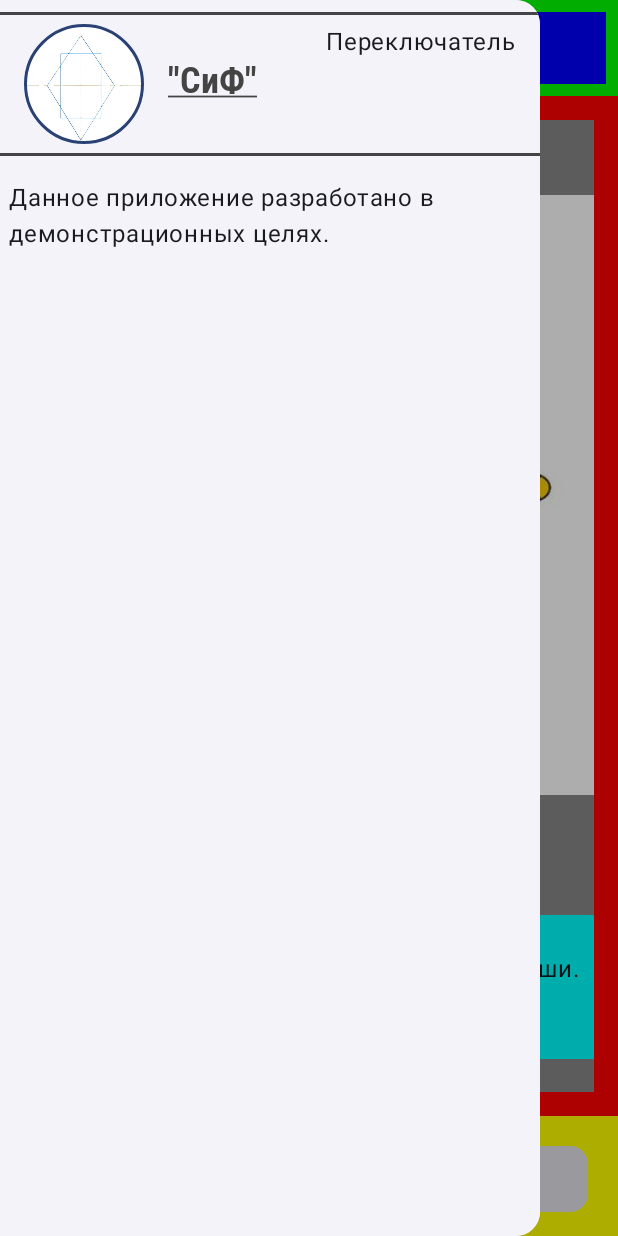
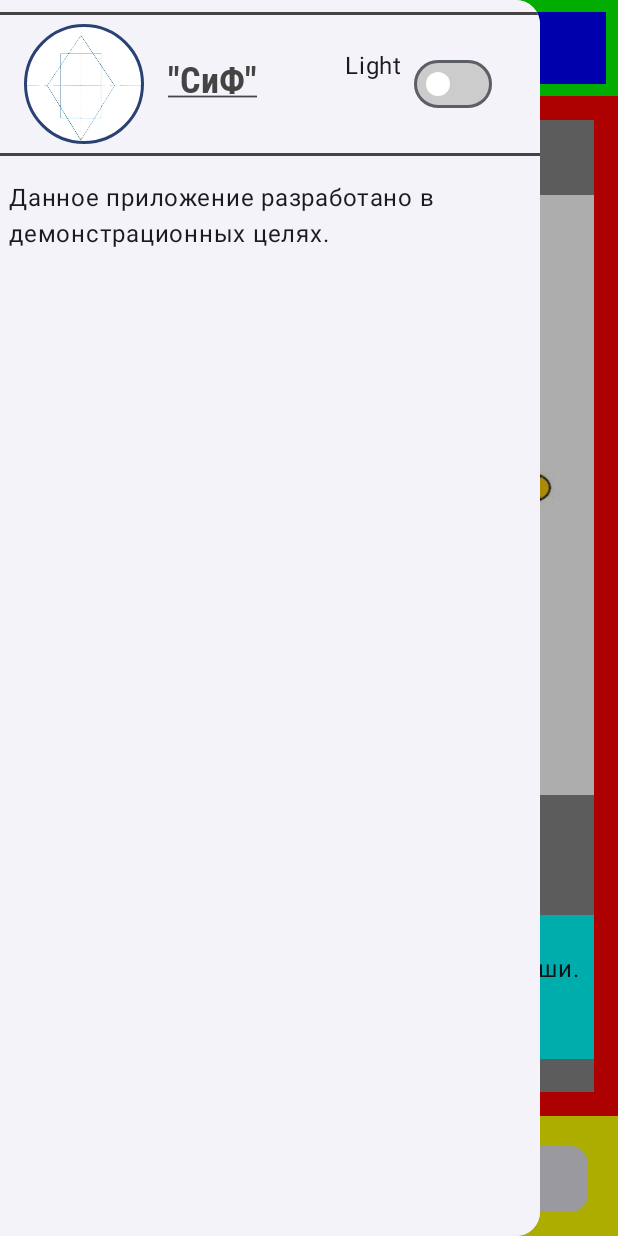
Before and after one commit to AndreyKan86/Dhammapada, an Android app built with Jetpack Compose: the screen it shows after launch (MainActivity), after a tap on "Menu", on a phone screen of 412 x 824 dp. Run offline under Robolectric (Android 15) with nearby library versions, the phone set to English and light mode, and no system bars; our stand-ins replace constraintlayout-compose.

Commit message:
Added color themes

```diff
--- a/app/src/main/java/com/example/dhammapada/ui/composables/drawermenu/DrawerContent.kt
+++ b/app/src/main/java/com/example/dhammapada/ui/composables/drawermenu/DrawerContent.kt
@@ -13,6 +13,8 @@ import androidx.compose.material3.MaterialTheme
 import androidx.compose.material3.ModalDrawerSheet
 import androidx.compose.material3.Text
 import androidx.compose.runtime.Composable
+import androidx.compose.runtime.collectAsState
+import androidx.compose.runtime.getValue
 import androidx.compose.ui.Modifier
 import androidx.compose.ui.draw.clip
 import androidx.compose.ui.graphics.Color
@@ -20,17 +22,20 @@ import androidx.compose.ui.platform.LocalUriHandler
 import androidx.compose.ui.res.painterResource
 import androidx.compose.ui.unit.dp
 import androidx.constraintlayout.compose.ConstraintLayout
+import androidx.lifecycle.viewmodel.compose.viewModel
 import com.example.dhammapada.R
 import com.example.dhammapada.ui.theme.COMPANY_NAME
 import com.example.dhammapada.ui.theme.CompanyNameTextStyle
 import com.example.dhammapada.ui.theme.DESCRIPTION_APP
 import com.example.dhammapada.ui.theme.LOGO_DESCRIPTION
+import com.example.dhammapada.ui.viewmodel.DhammapadaViewModel
 
 //Содержимое выплывающего меню
 @Composable
 fun DrawerContent(onItemClick: () -> Unit)
 {
     val uriHandler = LocalUriHandler.current
+    val viewModel: DhammapadaViewModel = viewModel()
 
     ModalDrawerSheet()
     {
@@ -44,7 +49,7 @@ fun DrawerContent(onItemClick: () -> Unit)
                     end.linkTo(parent.end, margin = 16.dp)
                 }
             ) {
-                Text("Переключатель")
+                ThemeSwitcher()
             }
             Box(
                 modifier = Modifier.constrainAs(logo){
--- /dev/null
+++ b/app/src/main/java/com/example/dhammapada/ui/composables/drawermenu/ThemeSwitcher.kt
@@ -0,0 +1,40 @@
+package com.example.dhammapada.ui.composables.drawermenu
+
+import androidx.compose.foundation.layout.Row
+import androidx.compose.foundation.layout.padding
+import androidx.compose.material3.MaterialTheme
+import androidx.compose.material3.Switch
+import androidx.compose.material3.SwitchDefaults
+import androidx.compose.material3.Text
+import androidx.compose.runtime.Composable
+import androidx.compose.runtime.collectAsState
+import androidx.compose.runtime.getValue
+import androidx.compose.ui.Modifier
+import androidx.compose.ui.graphics.Color
+import androidx.compose.ui.unit.dp
+import com.example.dhammapada.ui.theme.ThemeManager
+
+@Composable
+fun ThemeSwitcher(
+    modifier: Modifier = Modifier
+) {
+    val isDarkTheme by ThemeManager.isDarkTheme.collectAsState()
+
+    Row(modifier = modifier.padding(16.dp)) {
+        Text(
+            text = if (isDarkTheme) "Dark" else "Light",
+            modifier = Modifier.padding(end = 8.dp),
+            color = MaterialTheme.colorScheme.onBackground
+        )
+        Switch(
+            checked = isDarkTheme,
+            onCheckedChange = { ThemeManager.toggleTheme() },
+            colors = SwitchDefaults.colors(
+                checkedThumbColor = MaterialTheme.colorScheme.primary,
+                checkedTrackColor = MaterialTheme.colorScheme.primaryContainer,
+                uncheckedThumbColor = Color.White,
+                uncheckedTrackColor = Color.LightGray,
+            )
+        )
+    }
+}
--- a/app/src/main/java/com/example/dhammapada/ui/theme/Theme.kt
+++ b/app/src/main/java/com/example/dhammapada/ui/theme/Theme.kt
@@ -9,7 +9,12 @@ import androidx.compose.material3.dynamicDarkColorScheme
 import androidx.compose.material3.dynamicLightColorScheme
 import androidx.compose.material3.lightColorScheme
 import androidx.compose.runtime.Composable
+import androidx.compose.runtime.collectAsState
+import androidx.compose.runtime.getValue
 import androidx.compose.ui.platform.LocalContext
+import kotlinx.coroutines.flow.MutableStateFlow
+import kotlinx.coroutines.flow.StateFlow
+import kotlinx.coroutines.flow.asStateFlow
 
 private val DarkColorScheme = darkColorScheme(
     primary = Purple80,
@@ -33,20 +38,28 @@ private val LightColorScheme = lightColorScheme(
     */
 )
 
+object ThemeManager {
+    private val _isDarkTheme = MutableStateFlow(false)
+    val isDarkTheme: StateFlow<Boolean> = _isDarkTheme.asStateFlow()
+
+    fun toggleTheme() {
+        _isDarkTheme.value = !_isDarkTheme.value
+    }
+}
+
 @Composable
 fun DhammapadaTheme(
-    darkTheme: Boolean = isSystemInDarkTheme(),
-    // Dynamic color is available on Android 12+
     dynamicColor: Boolean = true,
     content: @Composable () -> Unit
 ) {
+    val isDarkTheme by ThemeManager.isDarkTheme.collectAsState()
+
     val colorScheme = when {
         dynamicColor && Build.VERSION.SDK_INT >= Build.VERSION_CODES.S -> {
             val context = LocalContext.current
-            if (darkTheme) dynamicDarkColorScheme(context) else dynamicLightColorScheme(context)
+            if (isDarkTheme) dynamicDarkColorScheme(context) else dynamicLightColorScheme(context)
         }
-
-        darkTheme -> DarkColorScheme
+        isDarkTheme -> DarkColorScheme
         else -> LightColorScheme
     }
 
```
